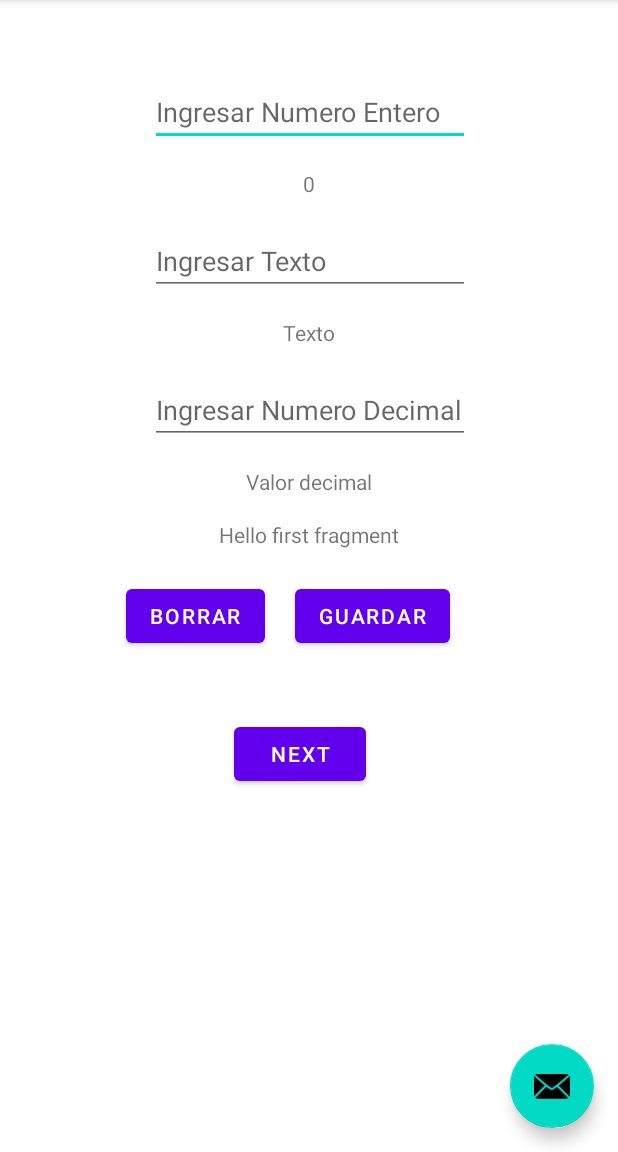
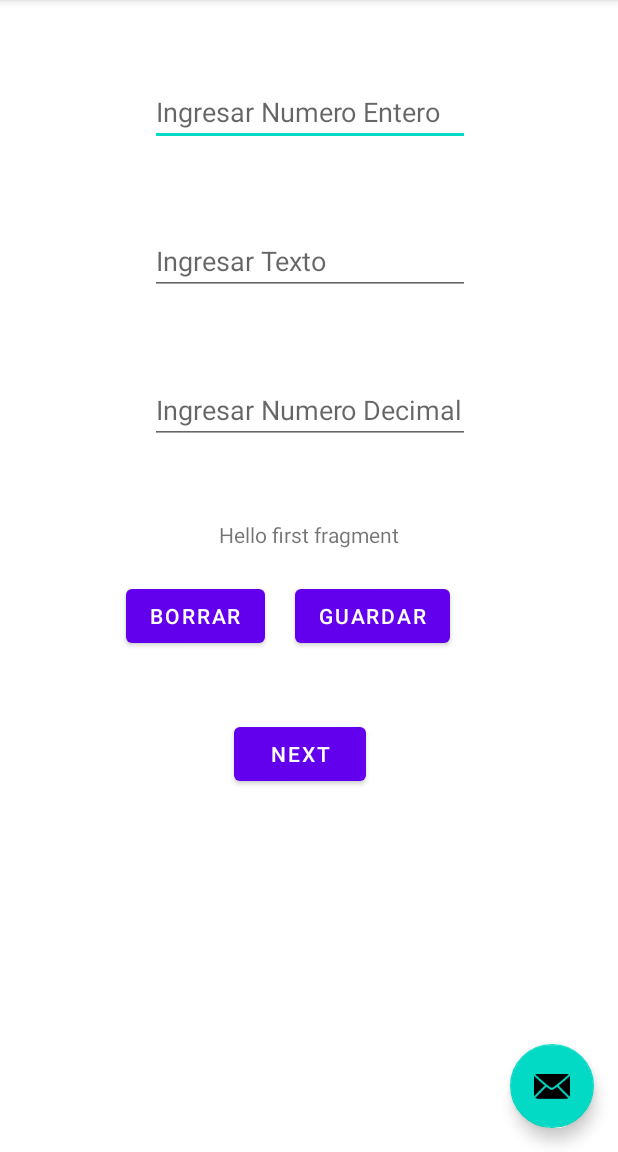
Before and after one commit to geolay/Ejemplo_Persistence, an Android app: the screen it shows after launch (MainActivity), after a tap on "GUARDAR", on a phone screen of 412 x 824 dp, the part 84-1236 px from its top. Run offline under Robolectric (Android 15) with nearby library versions, the phone set to English and light mode, and no system bars; 2 statements that could not run were skipped; 1 other tap on this screen came first.

```diff
--- a/app/src/main/java/com/example/ejemplo_persistence/FirstFragment.kt
+++ b/app/src/main/java/com/example/ejemplo_persistence/FirstFragment.kt
@@ -31,11 +31,29 @@ class FirstFragment : Fragment() {
     override fun onViewCreated(view: View, savedInstanceState: Bundle?) {
         super.onViewCreated(view, savedInstanceState)
         mbinding.botonGuardar.setOnClickListener {
-            var capturaeditt=mbinding.ingresaEntero.text.toString().toInt()
-            spreference.edit().putInt("claveint",capturaeditt).apply()
+            var capturaedit1=mbinding.ingresaEntero.text.toString().toInt()
+            spreference.edit().putInt("claveint",capturaedit1).apply()
+
+            var capturaedit2=mbinding.ingesaTexto.text.toString()
+            spreference.edit().putString("clavetexto",capturaedit2).apply()
+
+            var capturaedit3=mbinding.ingresaDecimal.text.toString().toFloat()
+            spreference.edit().putFloat("clavedecimal",capturaedit3).apply()
         }
+        mbinding.textView.text=spreference.getInt("claveint",0).toString()
+        mbinding.textView2.text=spreference.getString("clavetexto","x").toString()
+        mbinding.textView3.text=spreference.getFloat("clavedecimal",0f).toString()
 
-        mbinding.textView.text=spreference.getInt("claveint",0).toString()
-
+        mbinding.botonBorrar.setOnClickListener {
+            spreference.edit().remove("claveint").apply()
+            spreference.edit().remove("clavetexto").apply()
+            spreference.edit().remove("clavedecimal").apply()
+            mbinding.ingresaEntero.setText("")
+            mbinding.ingesaTexto.setText("")
+            mbinding.ingresaDecimal.setText("")
+            mbinding.textView.setText("")
+            mbinding.textView2.setText("")
+            mbinding.textView3.setText("")
+        }
     }
 }
```
